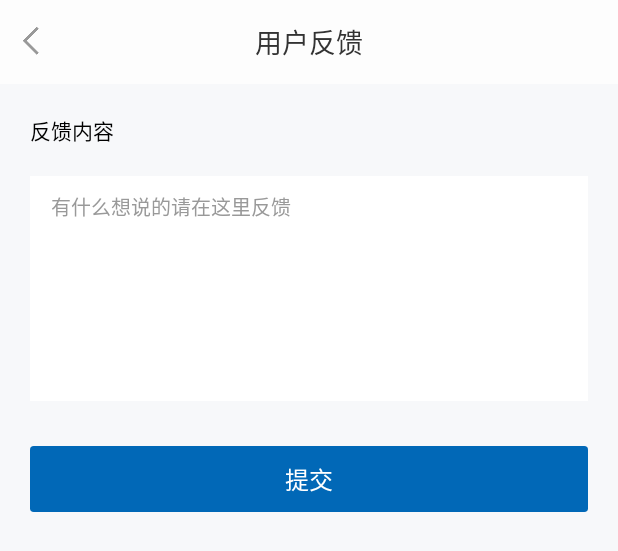
After one commit to Fateee/PhoneReclaim, an Android app: the layout activity_feedback.xml on its own in the app's theme, with its tools: preview values and no code run, on a phone screen of 412 x 824 dp. The commit adds this screen. Shown: the top 551 px of the screen. Run offline under Robolectric (Android 15) with nearby library versions, the phone set to English and light mode, and no system bars.

Commit message:
feedback layout

```diff
--- /dev/null
+++ b/app/src/main/res/layout/activity_feedback.xml
@@ -0,0 +1,52 @@
+<?xml version="1.0" encoding="utf-8"?>
+<LinearLayout xmlns:android="http://schemas.android.com/apk/res/android"
+              xmlns:app="http://schemas.android.com/apk/res-auto"
+              android:layout_width="match_parent"
+              android:layout_height="match_parent"
+              android:background="@color/cf7f8fa"
+              android:orientation="vertical">
+
+    <!--<include-->
+    <!--layout="@layout/titleview"/>-->
+    <com.yc.phonerecycle.widget.SimpleToolbar
+            android:layout_width="match_parent"
+            android:layout_height="?attr/actionBarSize"
+            app:toolbar_title="用户反馈"/>
+
+    <TextView
+            android:layout_width="wrap_content"
+            android:layout_height="wrap_content"
+            android:text="反馈内容"
+            android:textColor="@android:color/black"
+            android:layout_marginTop="20dp"
+            android:layout_marginBottom="20dp"
+            android:layout_marginLeft="20dp"
+            android:textSize="14sp"/>
+
+    <EditText
+            android:id="@+id/feedback_edit"
+            android:layout_width="match_parent"
+            android:layout_height="150dp"
+            android:layout_marginLeft="20dp"
+            android:layout_marginRight="20dp"
+            android:paddingLeft="14dp"
+            android:paddingTop="10dp"
+            android:gravity="top"
+            android:background="@color/white"
+            android:hint="有什么想说的请在这里反馈"
+            android:textColorHint="@color/c999999"
+            android:textSize="13sp"/>
+
+    <com.yc.phonerecycle.widget.SimpleCornerTextView
+            android:id="@+id/feedback_submit"
+            android:layout_width="match_parent" android:layout_height="44dp"
+            android:layout_marginLeft="20dp"
+            android:layout_marginRight="20dp"
+            android:layout_marginTop="30dp"
+            app:bgColor="@color/c0168b7"
+            app:radius="2.5dp"
+            android:text="提交"
+            android:textSize="16sp"
+            android:textColor="@color/white"
+            android:gravity="center"/>
+</LinearLayout>
--- a/app/src/main/res/values/colors.xml
+++ b/app/src/main/res/values/colors.xml
@@ -16,4 +16,5 @@
     <color name="cfdfdfd">#fdfdfd</color>
     <color name="ceeeeee">#eeeeee</color>
     <color name="cbbbbbb">#bbbbbb</color>
+    <color name="cf7f8fa">#f7f8fa</color>
 </resources>
```
